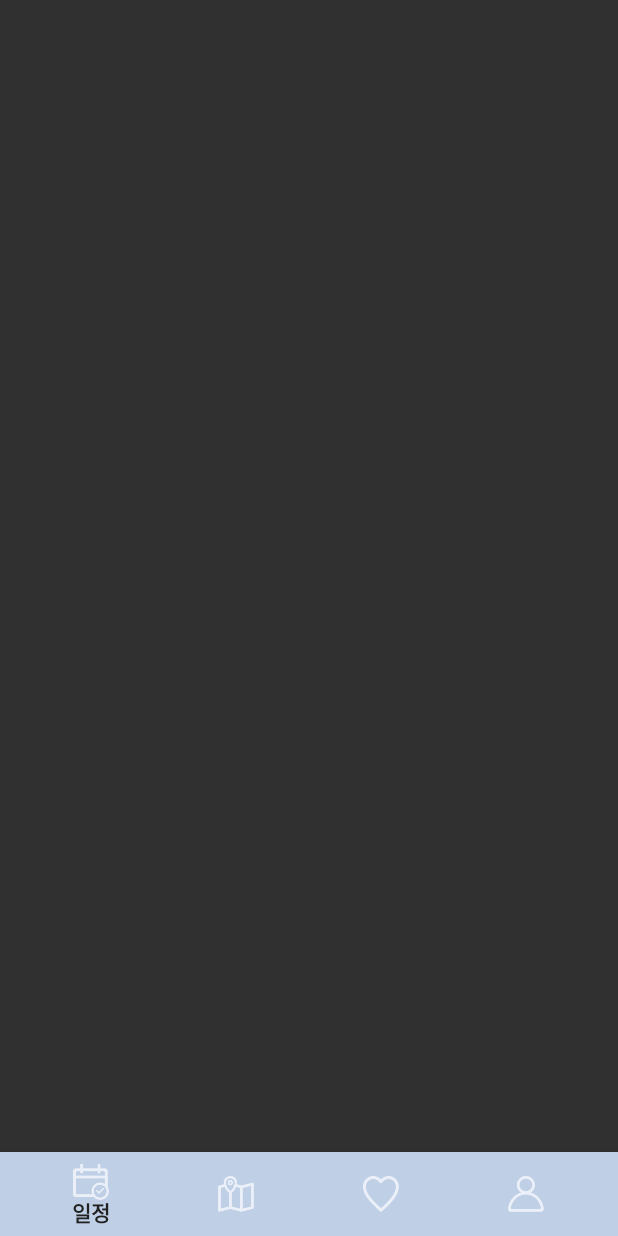
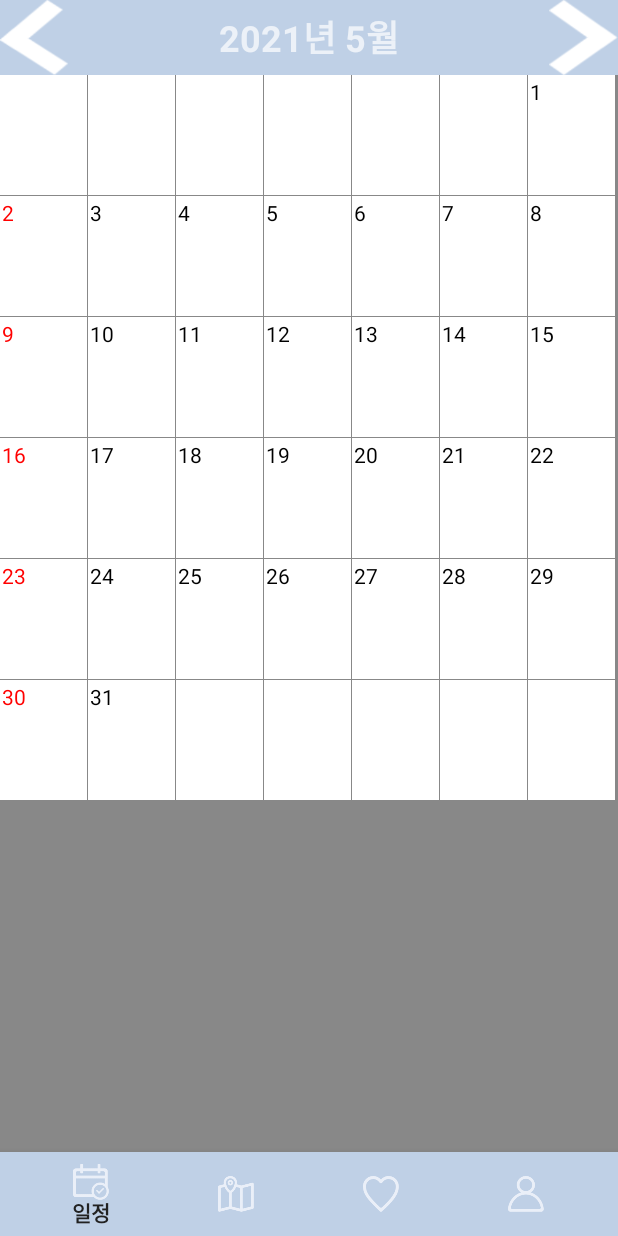
Before and after one commit to s97191809/intentexam, an Android app: the MainActivity screen opened directly, with no data from a screen before it, on a phone screen of 412 x 824 dp. Run offline under Robolectric (Android 15) with nearby library versions, the phone set to English and light mode, and no system bars; libraries missing offline, so code that uses them is left out: com.skt.

Commit message:
일정열음

```diff
--- a/app/src/main/java/com/example/intentexam/CalendarMonthAdapter.java
+++ b/app/src/main/java/com/example/intentexam/CalendarMonthAdapter.java
@@ -277,7 +277,7 @@ public class CalendarMonthAdapter extends BaseAdapter {
     /**
      * set selected row
      *
-     * @param selectedRow
+     * @paramselectedRow
      */
     public void setSelectedPosition(int selectedPosition) {
         this.selectedPosition = selectedPosition;
--- a/app/src/main/java/com/example/intentexam/FragmentPage1.java
+++ b/app/src/main/java/com/example/intentexam/FragmentPage1.java
@@ -1,9 +1,11 @@
 package com.example.intentexam;
 
 import android.os.Bundle;
+import android.util.Log;
 import android.view.LayoutInflater;
 import android.view.View;
 import android.view.ViewGroup;
+import android.widget.AdapterView;
 import android.widget.Button;
 import android.widget.DatePicker;
 import android.widget.EditText;
@@ -21,6 +23,101 @@ import java.util.Calendar;
 import java.util.Date;
 
 public class FragmentPage1 extends Fragment {
+//----------일정
+    /**
+     * 월별 캘린더 뷰 객체
+     */
+    CalendarMonthView monthView;
+
+    /**
+     * 월별 캘린더 어댑터
+     */
+    CalendarMonthAdapter monthViewAdapter;
+
+    /**
+     * 월을 표시하는 텍스트뷰
+     */
+    TextView monthText;
+
+    /**
+     * 현재 연도
+     */
+    int curYear;
+
+    /**
+     * 현재 월
+     */
+    int curMonth;
+
+
+    // ---------일정끝
+
+    @Nullable
+    @Override
+    public View onCreateView(@NonNull LayoutInflater inflater, @Nullable ViewGroup container, @Nullable Bundle savedInstanceState) {
+        setHasOptionsMenu(true);
+        super.onCreate(savedInstanceState);
+
+        View v = inflater.inflate(R.layout.fragment_page_1, container, false);
+//--일정
+        // 월별 캘린더 뷰 객체 참조
+        monthView = (CalendarMonthView) v.findViewById(R.id.monthView);
+        monthViewAdapter = new CalendarMonthAdapter(getContext());
+        monthView.setAdapter(monthViewAdapter);
+
+        // 리스너 설정
+        monthView.setOnDataSelectionListener(new OnDataSelectionListener() {
+            public void onDataSelected(AdapterView parent, View v, int position, long id) {
+                // 현재 선택한 일자 정보 표시
+                MonthItem curItem = (MonthItem) monthViewAdapter.getItem(position);
+                int day = curItem.getDay();
+
+                Log.d("CalendarMonthViewAct", "Selected : " + day);
+
+            }
+        });
+        monthText = (TextView) v.findViewById(R.id.monthText);
+        setMonthText();
+
+        // 이전 월로 넘어가는 이벤트 처리
+        Button monthPrevious = (Button) v.findViewById(R.id.monthPrevious);
+        monthPrevious.setOnClickListener(new View.OnClickListener() {
+            public void onClick(View v) {
+                monthViewAdapter.setPreviousMonth();
+                monthViewAdapter.notifyDataSetChanged();
+
+                setMonthText();
+            }
+        });
+
+        // 다음 월로 넘어가는 이벤트 처리
+        Button monthNext = (Button) v.findViewById(R.id.monthNext);
+        monthNext.setOnClickListener(new View.OnClickListener() {
+            public void onClick(View v) {
+                monthViewAdapter.setNextMonth();
+                monthViewAdapter.notifyDataSetChanged();
+
+                setMonthText();
+            }
+        });
+
+        //--일정끝
+        return v;
+    }
+
+    private void setMonthText() {
+        curYear = monthViewAdapter.getCurYear();
+        curMonth = monthViewAdapter.getCurMonth();
+
+        monthText.setText(curYear + "년 " + (curMonth + 1) + "월");
+    }
+
+
+
+    @Override
+    public void onViewCreated(@NonNull View view, @Nullable Bundle savedInstanceState) {
+        super.onViewCreated(view, savedInstanceState);
+    }
 
 
 }
--- a/app/src/main/java/com/example/intentexam/MainActivity.java
+++ b/app/src/main/java/com/example/intentexam/MainActivity.java
@@ -43,85 +43,14 @@ import com.skt.Tmap.TMapView;
 
 
 
-
 public class MainActivity extends FragmentActivity {
     private BottomNavigationView mBottomNV;
-    //----------일정
-    /**
-     * 월별 캘린더 뷰 객체
-     */
-    CalendarMonthView monthView;
 
-    /**
-     * 월별 캘린더 어댑터
-     */
-    CalendarMonthAdapter monthViewAdapter;
-
-    /**
-     * 월을 표시하는 텍스트뷰
-     */
-    TextView monthText;
-
-    /**
-     * 현재 연도
-     */
-    int curYear;
-
-    /**
-     * 현재 월
-     */
-    int curMonth;
-
-
-    // ---------일정끝
     @Override
     protected void onCreate(Bundle savedInstanceState) {
 
         super.onCreate(savedInstanceState);
         setContentView(R.layout.activity_main);
-//--일정
-        // 월별 캘린더 뷰 객체 참조
-        monthView = (CalendarMonthView) findViewById(R.id.monthView);
-        monthViewAdapter = new CalendarMonthAdapter(this);
-        monthView.setAdapter(monthViewAdapter);
-
-        // 리스너 설정
-        monthView.setOnDataSelectionListener(new OnDataSelectionListener() {
-            public void onDataSelected(AdapterView parent, View v, int position, long id) {
-                // 현재 선택한 일자 정보 표시
-                MonthItem curItem = (MonthItem) monthViewAdapter.getItem(position);
-                int day = curItem.getDay();
-
-                Log.d("CalendarMonthViewActivity", "Selected : " + day);
-
-            }
-        });
-        monthText = (TextView) findViewById(R.id.monthText);
-        setMonthText();
-
-        // 이전 월로 넘어가는 이벤트 처리
-        Button monthPrevious = (Button) findViewById(R.id.monthPrevious);
-        monthPrevious.setOnClickListener(new View.OnClickListener() {
-            public void onClick(View v) {
-                monthViewAdapter.setPreviousMonth();
-                monthViewAdapter.notifyDataSetChanged();
-
-                setMonthText();
-            }
-        });
-
-        // 다음 월로 넘어가는 이벤트 처리
-        Button monthNext = (Button) findViewById(R.id.monthNext);
-        monthNext.setOnClickListener(new View.OnClickListener() {
-            public void onClick(View v) {
-                monthViewAdapter.setNextMonth();
-                monthViewAdapter.notifyDataSetChanged();
-
-                setMonthText();
-            }
-        });
-
-        //--일정끝
        //------------------------------------네비시작
         BottomNavigationView mBottomNV = findViewById(R.id.nav_view);
         mBottomNV.setOnNavigationItemSelectedListener(new BottomNavigationView.OnNavigationItemSelectedListener() { //NavigationItemSelecte
@@ -133,12 +62,7 @@ public class MainActivity extends FragmentActivity {
         });
         mBottomNV.setSelectedItemId(R.id.navigation_1);
     }
-    private void setMonthText() {
-        curYear = monthViewAdapter.getCurYear();
-        curMonth = monthViewAdapter.getCurMonth();
 
-        monthText.setText(curYear + "년 " + (curMonth+1) + "월");
-    }
 
     private void BottomNavigate(int id) {  //BottomNavigation 페이지 변경
         String tag = String.valueOf(id);
--- a/app/src/main/java/com/example/intentexam/joinActivity.java
+++ b/app/src/main/java/com/example/intentexam/joinActivity.java
@@ -86,7 +86,7 @@ public class joinActivity extends AppCompatActivity {
                 String pw = join_pw.getText().toString().trim();
                 String name = join_name.getText().toString().trim();
                 String weight = join_weight.getText().toString().trim();
-                if(id.isEmpty() || pw.isEmpty() || name.isEmpty() || weight.isEmpty() || check > 0) {
+                if(id.isEmpty() || pw.isEmpty() || name.isEmpty() || weight.isEmpty() || check == 0) {
                     // 조건문으로 저 위에 있는 것들 중에 하나라도 입력이 안되었거나 id가 중복이면 회원가입 안되게
                     notEnoughInfo();
                 }
@@ -109,7 +109,7 @@ public class joinActivity extends AppCompatActivity {
                         // Write was successful!
                         Toast.makeText(joinActivity.this, "회원가입을 완료했습니다.", Toast.LENGTH_SHORT).show();
                         // 로그인 화면으로 이동
-                        user.toString();
+                        toString();
                         finish();//종료와 함께 넘어가짐
                     }
                 })
```
Also changed, not shown: app/src/main/java/com/example/intentexam/FragmentPage2.java (+19 -3 lines).
